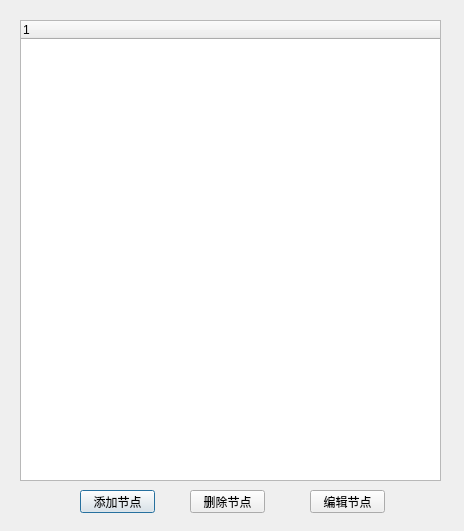
First picture: the form in ErpApp/ErpApp/categorydlg.ui, repository cash2one/bmloginsvr, before the edit.
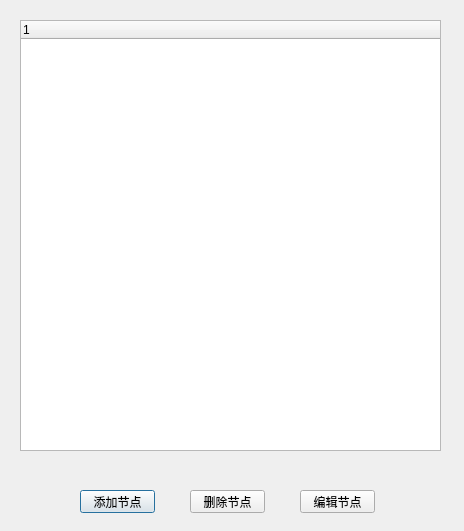
Second picture: the form after the edit.

The edit to the form file:
```diff
--- a/ErpApp/ErpApp/categorydlg.ui
+++ b/ErpApp/ErpApp/categorydlg.ui
@@ -19,7 +19,7 @@
      <x>20</x>
      <y>20</y>
      <width>421</width>
-     <height>461</height>
+     <height>431</height>
     </rect>
    </property>
    <column>
@@ -57,7 +57,7 @@
   <widget class="QPushButton" name="pushButton_3">
    <property name="geometry">
     <rect>
-     <x>310</x>
+     <x>300</x>
      <y>490</y>
      <width>75</width>
      <height>23</height>
@@ -67,6 +67,22 @@
     <string>编辑节点</string>
    </property>
   </widget>
+  <widget class="QLabel" name="label_nodeInfo">
+   <property name="geometry">
+    <rect>
+     <x>140</x>
+     <y>470</y>
+     <width>181</width>
+     <height>16</height>
+    </rect>
+   </property>
+   <property name="text">
+    <string/>
+   </property>
+   <property name="alignment">
+    <set>Qt::AlignCenter</set>
+   </property>
+  </widget>
  </widget>
  <resources/>
  <connections/>
```
